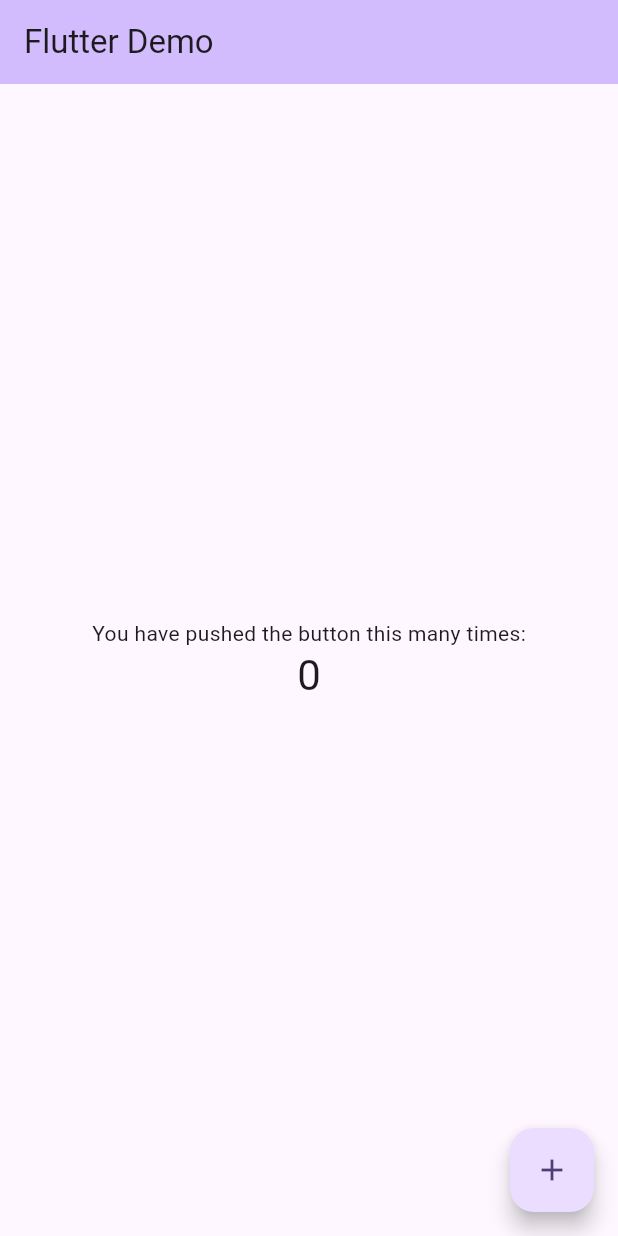
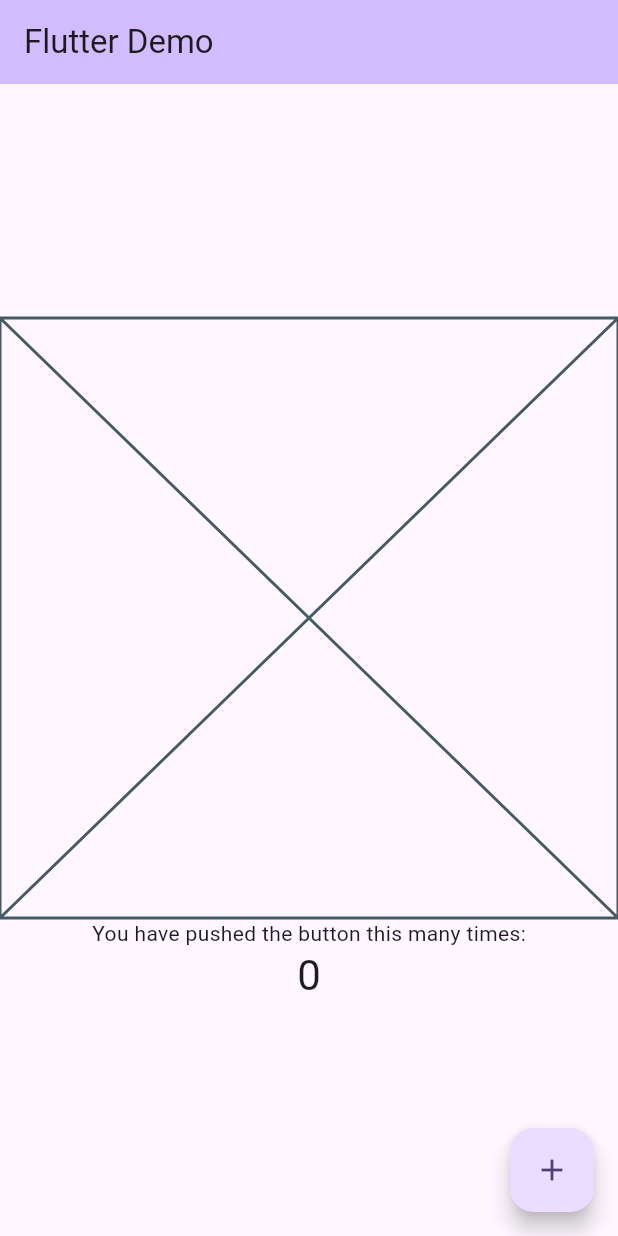
Before and after one commit to dashafromrussia/test_repo, a Flutter app: the screen it shows after launch, on a phone screen of 412 x 824 dp. Run offline on Flutter 3.47's test engine with Material 3 defaults, Android fonts, the phone set to English and light mode, and no system bars.

```diff
--- /dev/null
+++ b/lib/container_widget.dart
@@ -0,0 +1,15 @@
+import 'package:flutter/material.dart';
+
+class ContainerWidget extends StatefulWidget {
+  const ContainerWidget({super.key});
+
+  @override
+  State<ContainerWidget> createState() => _ContainerWidgetState();
+}
+
+class _ContainerWidgetState extends State<ContainerWidget> {
+  @override
+  Widget build(BuildContext context) {
+    return const Placeholder();
+  }
+}
--- a/lib/main.dart
+++ b/lib/main.dart
@@ -1,4 +1,5 @@
 import 'package:flutter/material.dart';
+import 'package:untitled2/container_widget.dart';
 
 void main() {
   runApp(const MyApp());
@@ -105,6 +106,7 @@ class _MyHomePageState extends State<MyHomePage> {
           // wireframe for each widget.
           mainAxisAlignment: MainAxisAlignment.center,
           children: <Widget>[
+            const ContainerWidget(),
             const Text(
               'You have pushed the button this many times:',
             ),
```
